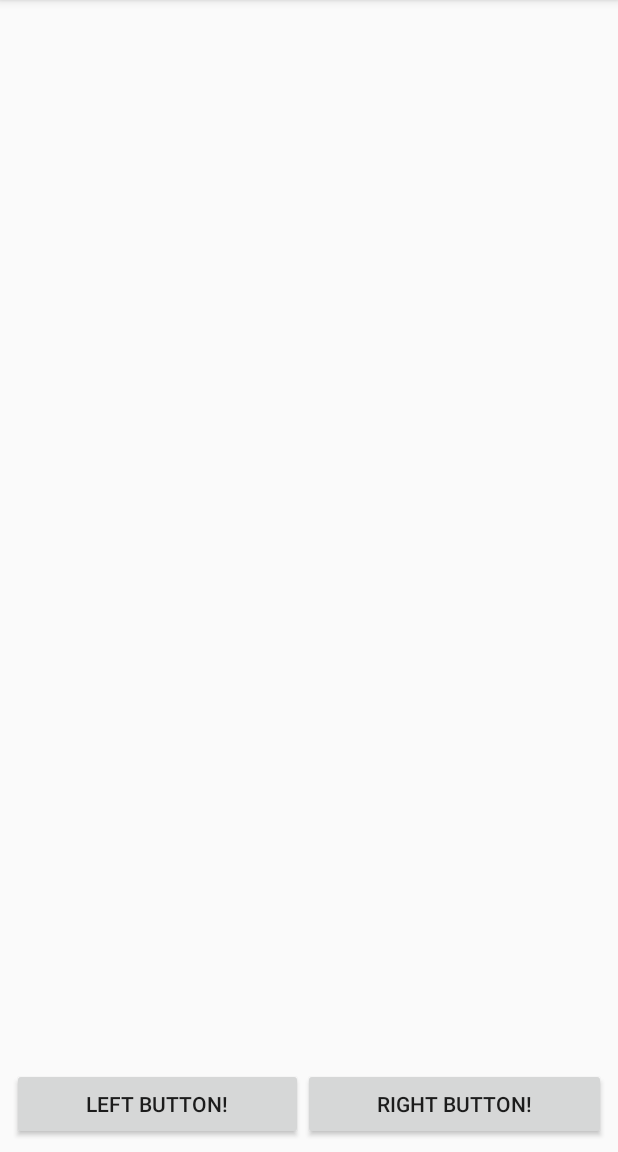
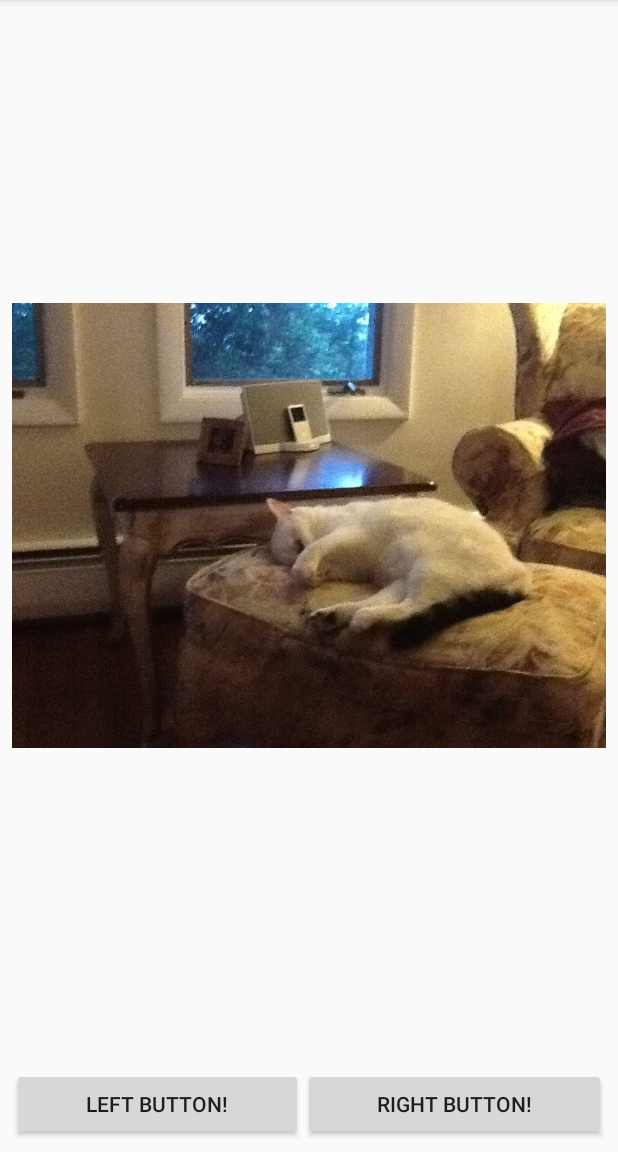
Before and after one commit to duffyevan/CS4518_Project1, an Android app: the screen it shows after launch (MainActivity), on a phone screen of 412 x 824 dp, the part 84-1236 px from its top. Run offline under Robolectric (Android 15) with nearby library versions, the phone set to English and light mode, and no system bars.

Commit message:
Added Image View With Image Of Frosting The Cat

```diff
--- a/app/src/main/java/com/evan/guitutorial/MainActivity.java
+++ b/app/src/main/java/com/evan/guitutorial/MainActivity.java
@@ -1,9 +1,14 @@
 package com.evan.guitutorial;
 
+import android.graphics.drawable.Drawable;
 import android.os.Bundle;
 import android.support.v7.app.AppCompatActivity;
 import android.view.View;
+import android.widget.ImageView;
 import android.widget.Toast;
+
+import java.io.IOException;
+import java.io.InputStream;
 
 public class MainActivity extends AppCompatActivity {
 
@@ -11,6 +16,19 @@ public class MainActivity extends AppCompatActivity {
     protected void onCreate(Bundle savedInstanceState) {
         super.onCreate(savedInstanceState);
         setContentView(R.layout.activity_main);
+        try {
+            this.setupImages();
+        } catch (IOException e) {
+            e.printStackTrace();
+        }
+    }
+
+    private void setupImages() throws IOException {
+        ImageView kittenView = (ImageView) findViewById(R.id.kittenView);
+        InputStream kittenImageStream = getAssets().open("KittenPictures/Frosting.JPG");
+        Drawable kittenImage = Drawable.createFromStream(kittenImageStream, null);
+        kittenView.setImageDrawable(kittenImage);
+
     }
 
     public void onLeftButtonPressed(View v){
--- a/app/src/main/res/layout/activity_main.xml
+++ b/app/src/main/res/layout/activity_main.xml
@@ -7,8 +7,9 @@
     tools:context=".MainActivity">
 
     <LinearLayout
+        android:id="@+id/linearLayout"
         android:layout_width="match_parent"
-        android:layout_height="132dp"
+        android:layout_height="60dp"
         android:layout_marginStart="8dp"
         android:layout_marginEnd="8dp"
         android:layout_marginBottom="8dp"
@@ -35,4 +36,20 @@
             android:text="@string/RButtonText" />
     </LinearLayout>
 
+    <ImageView
+        android:id="@+id/kittenView"
+        android:layout_width="0dp"
+        android:layout_height="427dp"
+        android:layout_marginStart="8dp"
+        android:layout_marginTop="8dp"
+        android:layout_marginEnd="8dp"
+        android:layout_marginBottom="8dp"
+        android:adjustViewBounds="true"
+        android:contentDescription="@string/KittenViewDescription"
+        app:layout_constraintBottom_toTopOf="@+id/linearLayout"
+        app:layout_constraintEnd_toEndOf="parent"
+        app:layout_constraintStart_toStartOf="parent"
+        app:layout_constraintTop_toTopOf="parent"
+        app:srcCompat="@mipmap/ic_launcher_round" />
+
 </android.support.constraint.ConstraintLayout>
--- a/app/src/main/res/values/strings.xml
+++ b/app/src/main/res/values/strings.xml
@@ -2,4 +2,5 @@
     <string name="app_name">GUI Tutorial</string>
     <string name="LButtonText">Left Button!</string>
     <string name="RButtonText">Right Button!</string>
+    <string name="KittenViewDescription">Picture Of A Cute Kitten</string>
 </resources>
```
